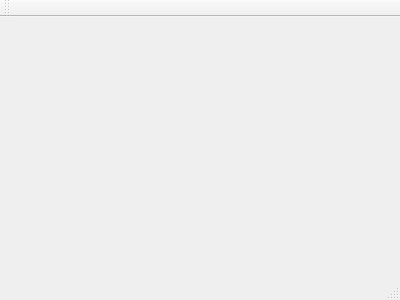
Qt form mainwindow.ui (kHarshit/railway-ticketing-system) before a commit.
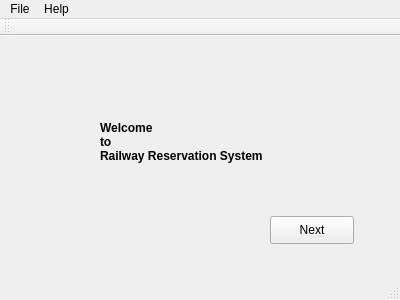
The same form after that commit.

Commit message: Add Passenger info from and to

```diff
--- a/mainwindow.ui
+++ b/mainwindow.ui
@@ -12,13 +12,96 @@
   <property name="windowTitle" >
    <string>MainWindow</string>
   </property>
-  <widget class="QMenuBar" name="menuBar" />
-  <widget class="QToolBar" name="mainToolBar" />
-  <widget class="QWidget" name="centralWidget" />
-  <widget class="QStatusBar" name="statusBar" />
+  <widget class="QWidget" name="centralWidget">
+   <widget class="QPushButton" name="nextPassenger">
+    <property name="geometry">
+     <rect>
+      <x>270</x>
+      <y>180</y>
+      <width>84</width>
+      <height>28</height>
+     </rect>
+    </property>
+    <property name="text">
+     <string>Next</string>
+    </property>
+   </widget>
+   <widget class="QLabel" name="label">
+    <property name="geometry">
+     <rect>
+      <x>100</x>
+      <y>80</y>
+      <width>201</width>
+      <height>51</height>
+     </rect>
+    </property>
+    <property name="font">
+     <font>
+      <weight>75</weight>
+      <bold>true</bold>
+     </font>
+    </property>
+    <property name="styleSheet">
+     <string notr="true">text-align: center;</string>
+    </property>
+    <property name="text">
+     <string>Welcome
+to
+Railway Reservation System</string>
+    </property>
+   </widget>
+  </widget>
+  <widget class="QMenuBar" name="menuBar">
+   <property name="geometry">
+    <rect>
+     <x>0</x>
+     <y>0</y>
+     <width>400</width>
+     <height>25</height>
+    </rect>
+   </property>
+   <widget class="QMenu" name="menuFile">
+    <property name="title">
+     <string>File</string>
+    </property>
+    <addaction name="actionQuit"/>
+   </widget>
+   <widget class="QMenu" name="menuHelp">
+    <property name="title">
+     <string>Help</string>
+    </property>
+    <addaction name="actionAbout"/>
+    <addaction name="actionAbout_Qt"/>
+   </widget>
+   <addaction name="menuFile"/>
+   <addaction name="menuHelp"/>
+  </widget>
+  <widget class="QToolBar" name="mainToolBar">
+   <attribute name="toolBarArea">
+    <enum>TopToolBarArea</enum>
+   </attribute>
+   <attribute name="toolBarBreak">
+    <bool>false</bool>
+   </attribute>
+  </widget>
+  <widget class="QStatusBar" name="statusBar"/>
+  <action name="actionQuit">
+   <property name="text">
+    <string>Quit</string>
+   </property>
+  </action>
+  <action name="actionAbout">
+   <property name="text">
+    <string>About</string>
+   </property>
+  </action>
+  <action name="actionAbout_Qt">
+   <property name="text">
+    <string>About Qt</string>
+   </property>
+  </action>
  </widget>
- <layoutDefault spacing="6" margin="11" />
- <pixmapfunction></pixmapfunction>
+ <layoutdefault spacing="6" margin="11"/>
  <resources/>
  <connections/>
 </ui>
```
Left out of the diff: 9 changed lines with no effect on the pictures. The commit also changes 4 other files.
